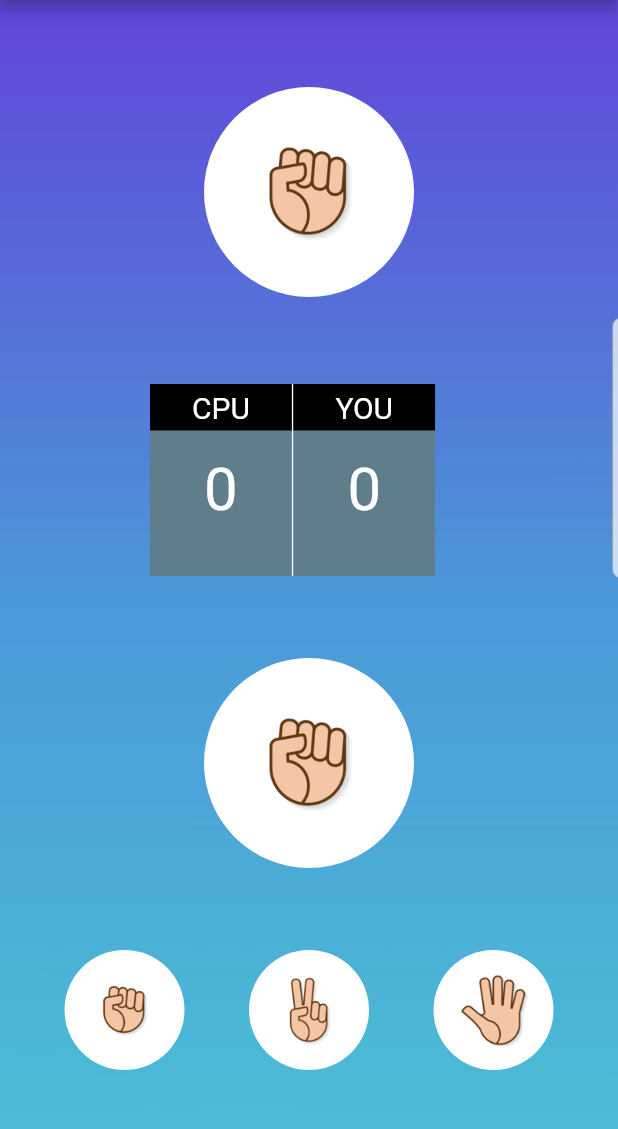
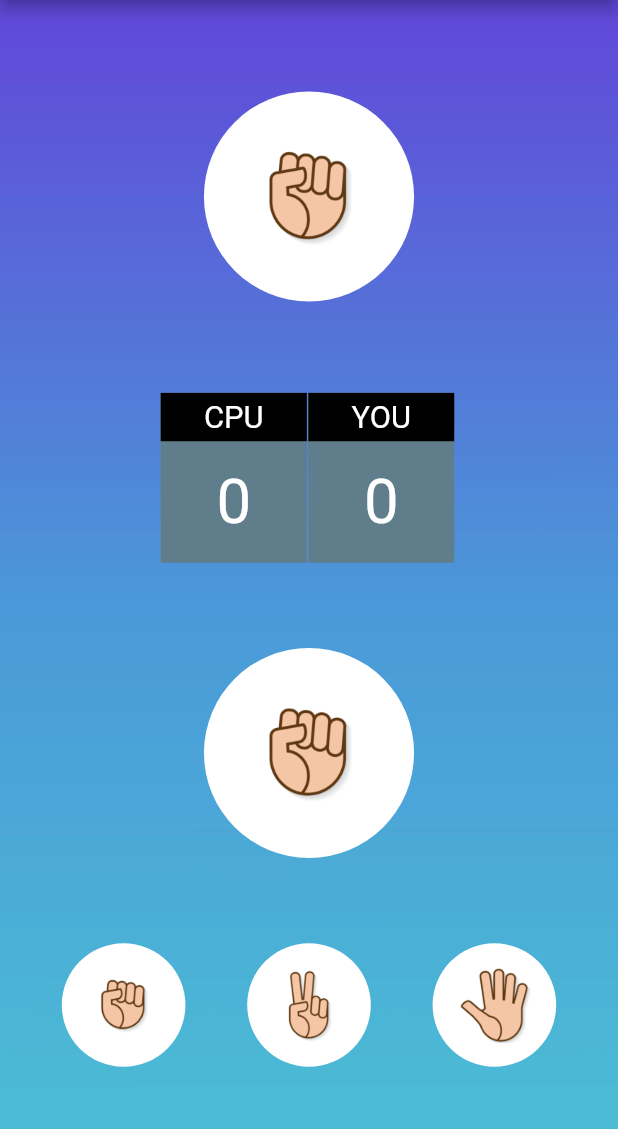
Before and after one commit to Kyoshiin/Rock-IT, a Flutter app: the screen it shows after launch, on a phone screen of 412 x 824 dp, the part 84-1213 px from its top. Run offline on Flutter 3.47's test engine with Material 2 defaults, Android fonts, the phone set to English and light mode, and no system bars.

Commit message:
Updated UI.v3

```diff
--- a/lib/main.dart
+++ b/lib/main.dart
@@ -24,10 +24,12 @@ class GamePage extends StatefulWidget {
 }
 
 class _GamePageState extends State<GamePage> {
-  int curCpuScore = 0;
-  int curPlayerScore = 0;
+  double height, width;
+
   @override
   Widget build(BuildContext context) {
+    height = MediaQuery.of(context).size.height;
+    width = MediaQuery.of(context).size.width;
     return Scaffold(
       appBar: AppBar(
         backgroundColor: Colors.blue[900],
@@ -41,7 +43,6 @@ class _GamePageState extends State<GamePage> {
             ),
             onPressed: () {
               setState(() {
-                curCpuScore = curPlayerScore = 0;
                 currentgame.reset();
               });
             },
@@ -65,7 +66,7 @@ class _GamePageState extends State<GamePage> {
               Expanded(
                 flex: 2,
                 child: CircleAvatar(
-                  radius: 70,
+                  radius: 0.17 * width,
                   backgroundColor: Colors.white,
                   child: ClipOval(
                     child: currentgame.getCpuhand(),
@@ -74,86 +75,19 @@ class _GamePageState extends State<GamePage> {
               ),
 
               // SCORE BOARD
-              Expanded(
-                flex: 1,
-                child: Padding(
-                  padding: EdgeInsets.fromLTRB(100, 0, 0, 0),
+              Padding(
+                padding: EdgeInsets.fromLTRB(0.26 * width, 0, 0, 0),
                 child: Row(children: <Widget>[
                   //CPU SIDE
-                    Container(
-                      color: Colors.blueGrey,
-                      child: Column(
-                        children: <Widget>[
-                          Container(
-                            color: Colors.black,
-                            child: Padding(
-                              padding: EdgeInsets.symmetric(
-                                  horizontal: 28.0, vertical: 4),
-                              child: Text(
-                                "CPU",
-                                textAlign: TextAlign.center,
-                                style: TextStyle(
-                                  fontSize: 20,
-                                  color: Colors.white,
-                                ),
-                              ),
-                            ),
-                          ),
-                          Padding(
-                            padding: EdgeInsets.symmetric(vertical: 16.0),
-                            child: Text(
-                              "$curCpuScore",
-                              textAlign: TextAlign.center,
-                              style: TextStyle(
-                                fontSize: 40,
-                                color: Colors.white,
-                              ),
-                            ),
-                          ),
-                        ],
-                      ),
-                    ),
+                  buildScoreBoard("CPU", currentgame.getCpuScore()),
+
                   Container(
                     width: 1,
-                      color: Colors.white,
                   ),
 
                   //player side
-                    Container(
-                      color: Colors.blueGrey,
-                      child: Column(
-                        children: <Widget>[
-                          Container(
-                            color: Colors.black,
-                            child: Padding(
-                              padding: EdgeInsets.symmetric(
-                                  horizontal: 28.0, vertical: 4),
-                              child: Text(
-                                "YOU",
-                                textAlign: TextAlign.center,
-                                style: TextStyle(
-                                  fontSize: 20,
-                                  color: Colors.white,
-                                ),
-                              ),
-                            ),
-                          ),
-                          Padding(
-                            padding: EdgeInsets.symmetric(vertical: 16),
-                            child: Text(
-                              "$curPlayerScore",
-                              textAlign: TextAlign.center,
-                              style: TextStyle(
-                                fontSize: 40,
-                                color: Colors.white,
-                              ),
-                            ),
-                          ),
-                        ],
-                      ),
-                    ),
+                  buildScoreBoard("YOU", currentgame.getPlayerScore())
                 ]),
-                ),
               ),
 
               //PLAYER'S HAND
@@ -164,7 +98,7 @@ class _GamePageState extends State<GamePage> {
                   children: <Widget>[
                     CircleAvatar(
                       backgroundColor: Colors.white,
-                      radius: 70,
+                      radius: 0.17 * width,
                       child: ClipOval(
                         child: currentgame.getPlayerhand(),
                       ),
@@ -187,9 +121,45 @@ class _GamePageState extends State<GamePage> {
     );
   }
 
+  Widget buildScoreBoard(String nm, int score) {
+    return Container(
+      color: Colors.blueGrey,
+      child: Column(
+        children: <Widget>[
+          Container(
+            color: Colors.black,
+            child: Padding(
+              padding: EdgeInsets.symmetric(
+                  horizontal: 0.07 * width, vertical: 0.005 * height),
+              child: Text(
+                nm,
+                textAlign: TextAlign.center,
+                style: TextStyle(
+                  fontSize: 0.025 * height,
+                  color: Colors.white,
+                ),
+              ),
+            ),
+          ),
+          Padding(
+            padding: EdgeInsets.symmetric(vertical: 0.02 * height),
+            child: Text(
+              "$score",
+              textAlign: TextAlign.center,
+              style: TextStyle(
+                fontSize: 0.05 * height,
+                color: Colors.white,
+              ),
+            ),
+          ),
+        ],
+      ),
+    );
+  }
+
   Widget createbtn(int imageno) {
     return CircleAvatar(
-      radius: 40,
+      radius: 0.1 * width,
       backgroundColor: Colors.white,
       child: FlatButton(
         shape: CircleBorder(side: BorderSide(color: Colors.transparent)),
@@ -198,8 +168,6 @@ class _GamePageState extends State<GamePage> {
           setState(
             () {
               currentgame.setHand(imageno);
-              curCpuScore = currentgame.getCpuScore();
-              curPlayerScore = currentgame.getPlayerScore();
             },
           );
         },
```
Also changed, not shown: images/bck.jpg, images/bck4.jpg (deleted). Lines whose indentation alone changed are shown as unchanged.
